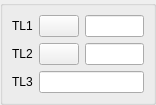
Before: the Qt Designer form src/MeasureGUI/MeasureGUI_2Sel1LineEdit_QTD.ui in SalomePlatform/geom, drawn with Qt 5.
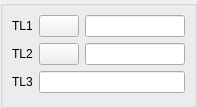
After: the same form once the commit is applied.

Commit message: Qt4 porting: Measure Dimensions dialogs - Object1 and Object2 fields are too small

Patch:
```diff
--- a/src/MeasureGUI/MeasureGUI_2Sel1LineEdit_QTD.ui
+++ b/src/MeasureGUI/MeasureGUI_2Sel1LineEdit_QTD.ui
@@ -5,8 +5,8 @@
    <rect>
     <x>0</x>
     <y>0</y>
-    <width>156</width>
-    <height>100</height>
+    <width>196</width>
+    <height>108</height>
    </rect>
   </property>
   <property name="windowTitle" >
@@ -16,7 +16,19 @@
    <property name="margin" >
     <number>0</number>
    </property>
-   <property name="spacing" >
+   <property name="topMargin" >
+    <number>0</number>
+   </property>
+   <property name="rightMargin" >
+    <number>0</number>
+   </property>
+   <property name="bottomMargin" >
+    <number>0</number>
+   </property>
+   <property name="horizontalSpacing" >
+    <number>6</number>
+   </property>
+   <property name="verticalSpacing" >
     <number>6</number>
    </property>
    <item row="0" column="0" >
@@ -28,14 +40,33 @@
       <property name="margin" >
        <number>9</number>
       </property>
-      <property name="spacing" >
+      <property name="topMargin" >
+       <number>9</number>
+      </property>
+      <property name="rightMargin" >
+       <number>9</number>
+      </property>
+      <property name="bottomMargin" >
+       <number>9</number>
+      </property>
+      <property name="horizontalSpacing" >
+       <number>6</number>
+      </property>
+      <property name="verticalSpacing" >
        <number>6</number>
       </property>
       <item row="2" column="1" colspan="2" >
        <widget class="QLineEdit" name="LineEdit3" />
       </item>
       <item row="1" column="2" >
-       <widget class="QLineEdit" name="LineEdit2" />
+       <widget class="QLineEdit" name="LineEdit2" >
+        <property name="minimumSize" >
+         <size>
+          <width>100</width>
+          <height>0</height>
+         </size>
+        </property>
+       </widget>
       </item>
       <item row="1" column="1" >
        <widget class="QPushButton" name="PushButton2" >
@@ -67,7 +98,14 @@
        </widget>
       </item>
       <item row="0" column="2" >
-       <widget class="QLineEdit" name="LineEdit1" />
+       <widget class="QLineEdit" name="LineEdit1" >
+        <property name="minimumSize" >
+         <size>
+          <width>100</width>
+          <height>0</height>
+         </size>
+        </property>
+       </widget>
       </item>
       <item row="0" column="1" >
        <widget class="QPushButton" name="PushButton1" >
```
Left out of the diff: 12 changed lines with no effect on the pictures. The commit also changes 6 other files.
